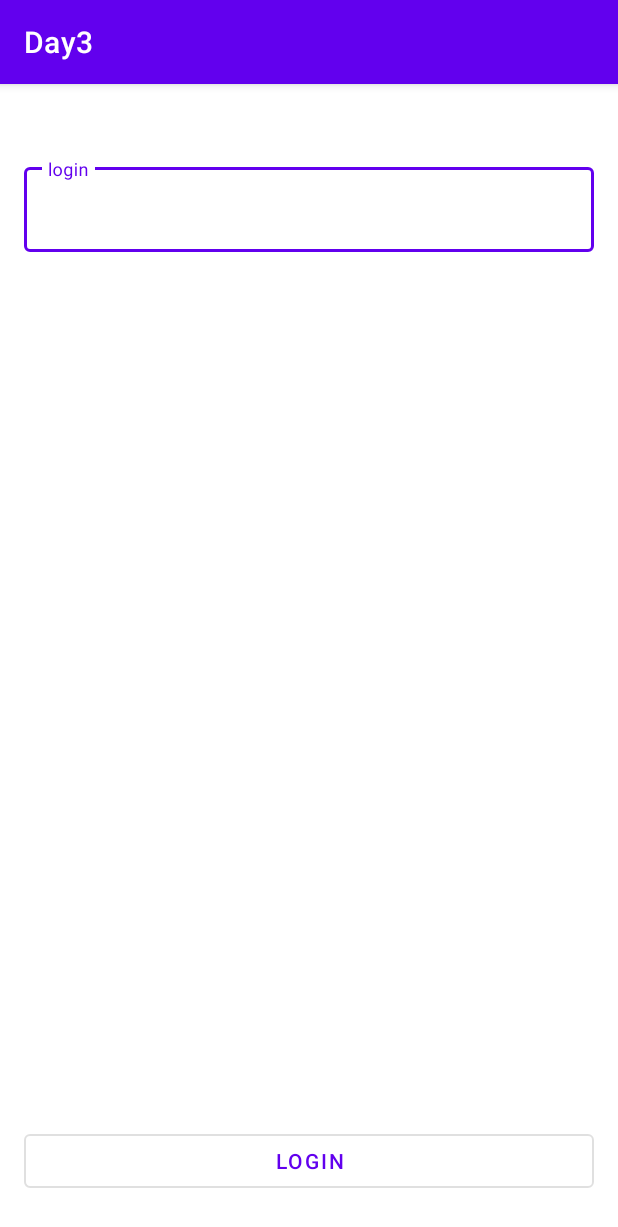
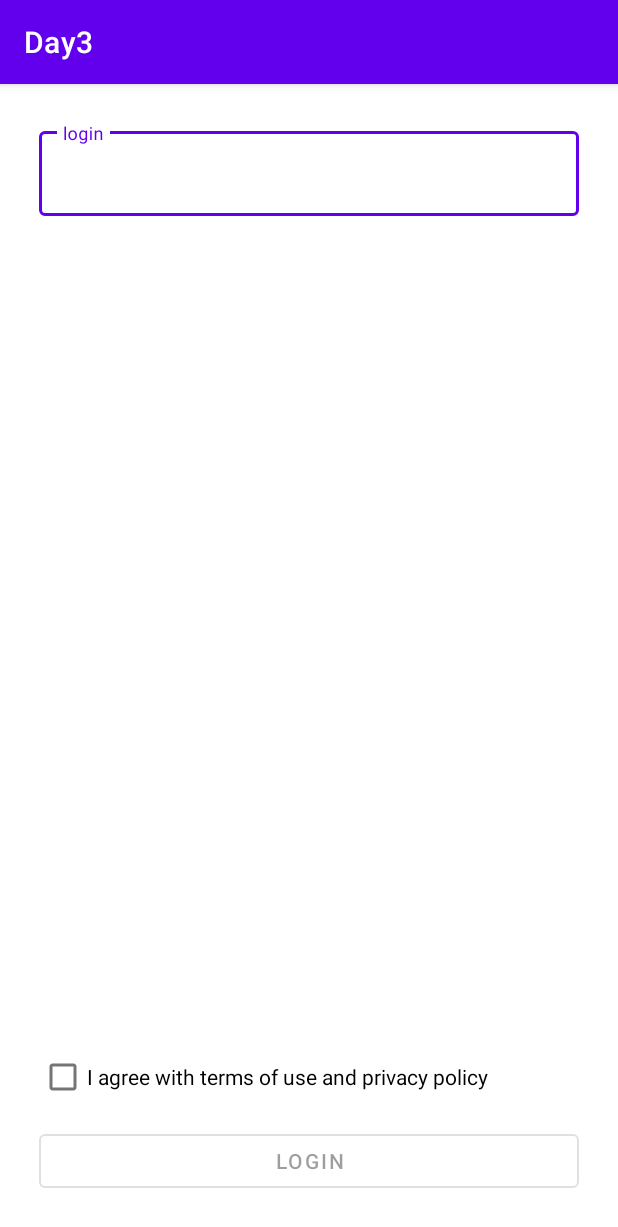
Before and after one commit to KhalidMuvahid/JavaKotlinAndroidLesson, an Android app: the screen it shows after launch (MainActivity), on a phone screen of 412 x 824 dp. Shown: the top 1227 px of the screen. Run offline under Robolectric (Android 15) with nearby library versions, the phone set to English and light mode, and no system bars.

Commit message:
AndroidLesson Day4

```diff
--- a/AndroidDays/Day3/app/src/main/java/com/example/day3/MainActivity.kt
+++ b/AndroidDays/Day3/app/src/main/java/com/example/day3/MainActivity.kt
@@ -3,12 +3,21 @@ package com.example.day3
 import android.graphics.Color
 import androidx.appcompat.app.AppCompatActivity
 import android.os.Bundle
+import android.os.Handler
+import android.os.Looper
 import android.text.Editable
 import android.text.TextWatcher
+import android.view.LayoutInflater
 import android.view.View
 import android.view.inputmethod.InputMethodManager
 import android.widget.Button
+import android.widget.CheckBox
+import android.widget.CompoundButton
+import android.widget.ImageButton
+import android.widget.LinearLayout
+import android.widget.ProgressBar
 import android.widget.Toast
+import com.google.android.material.bottomsheet.BottomSheetDialog
 import com.google.android.material.snackbar.Snackbar
 import com.google.android.material.textfield.TextInputEditText
 import com.google.android.material.textfield.TextInputLayout
@@ -16,44 +25,27 @@ import com.google.android.material.textfield.TextInputLayout
 class MainActivity : AppCompatActivity() {
 
 
-    lateinit var  textInputEditText:TextInputEditText;
-
-  /*  val textWatcher = object : MyTextWatcher() {
-
-        override fun afterTextChanged(s: Editable?) {
-            val input = s.toString()
-            if (input.endsWith("@g")){
-                val fullMail = "${input}mail.com"
-                setText("${input}mail.com")
-            }
-            val valid = android.util.Patterns.EMAIL_ADDRESS.matcher(input).matches()
-            textInputLayout.isErrorEnabled = !valid
-            val error = if (valid)"" else getString(R.string.invalid_email_message)
-            textInputLayout.error = error
-            if (valid) Toast.makeText(this@MainActivity,R.string.valid_email_message,Toast.LENGTH_SHORT).show()
-
-        }
-
-        private fun setText(text: String){
-        textInputEditText.removeTextChangedListener(textWatcher)
-        textInputEditText.setTextCorrectly(text)
-        }
-
-         fun TextInputEditText.setTextCorrectly(text:CharSequence){
-        setText(text)
-        setSelection(text.length)
-        }
-
-        textInputEditText.addTextChangedListener(textWatcher)
-
-    }*/
+    lateinit var  textInputEditText:TextInputEditText
 
     override fun onCreate(savedInstanceState: Bundle?) {
         super.onCreate(savedInstanceState)
         setContentView(R.layout.activity_main)
         val textInputLayout = findViewById<TextInputLayout>(R.id.inputTextLayout)
         textInputEditText = findViewById<TextInputEditText>(R.id.textInputEditText)
+        val checkBox = findViewById<CheckBox>(R.id.agree_checkbox)
         val logButton = findViewById<Button>(R.id.log_button)
+        val contentLayout = findViewById<LinearLayout>(R.id.content_layout)
+        val progressBarLayout = findViewById<LinearLayout>(R.id.progress_bar_layout)
+
+
+        logButton.isEnabled =false
+        checkBox.setOnCheckedChangeListener { _, isChecked ->
+            logButton.isEnabled = isChecked
+        }
+
+
+
+
 
         textInputEditText.listenerChanges {
             textInputLayout.isErrorEnabled = false
@@ -63,11 +55,26 @@ class MainActivity : AppCompatActivity() {
             hideKeyboard(textInputEditText)
             if (android.util.Patterns.EMAIL_ADDRESS.matcher(textInputEditText.text.toString()).matches()){
                 Snackbar.make(logButton,"go to postLogin",Snackbar.LENGTH_LONG).show()
+                contentLayout.visibility = View.GONE
+                progressBarLayout.visibility = View.VISIBLE
+                Handler(Looper.myLooper()!!).postDelayed({
+                    contentLayout.visibility = View.VISIBLE
+                    progressBarLayout.visibility = View.GONE
+                    val bottomSheetDialog= BottomSheetDialog(this)
+                    val view = LayoutInflater.from(this).inflate(R.layout.dialog,contentLayout,false)
+                    bottomSheetDialog.setCancelable(false)
+                    view.findViewById<ImageButton>(R.id.cancelBut).setOnClickListener { bottomSheetDialog.dismiss()}
+                    bottomSheetDialog.setContentView(view)
+                    bottomSheetDialog.show()
+                },3000)
             }else{
                 textInputLayout.isErrorEnabled = true
                 textInputLayout.error = getString(R.string.invalid_email_message)
             }
         }
+
+
+
 
 
     }
--- /dev/null
+++ b/AndroidDays/Day3/app/src/main/res/drawable/ic_baseline_close_24.xml
@@ -0,0 +1,5 @@
+<vector android:height="24dp" android:tint="#000000"
+    android:viewportHeight="24" android:viewportWidth="24"
+    android:width="24dp" xmlns:android="http://schemas.android.com/apk/res/android">
+    <path android:fillColor="@android:color/white" android:pathData="M19,6.41L17.59,5 12,10.59 6.41,5 5,6.41 10.59,12 5,17.59 6.41,19 12,13.41 17.59,19 19,17.59 13.41,12z"/>
+</vector>
--- a/AndroidDays/Day3/app/src/main/res/layout/activity_main.xml
+++ b/AndroidDays/Day3/app/src/main/res/layout/activity_main.xml
@@ -1,17 +1,38 @@
 <?xml version="1.0" encoding="utf-8"?>
-<LinearLayout xmlns:android="http://schemas.android.com/apk/res/android"
+<FrameLayout xmlns:android="http://schemas.android.com/apk/res/android"
+    android:layout_width="match_parent"
+    android:layout_height="match_parent"
+    android:padding="26dp"
+    >
+
+   <LinearLayout
+       android:id="@+id/progress_bar_layout"
+       android:layout_width="match_parent"
+       android:layout_height="match_parent"
+       android:visibility="gone"
+       android:gravity="center">
+
+       <ProgressBar
+           android:id="@+id/progress_bar"
+           android:layout_width="wrap_content"
+           android:layout_height="wrap_content"
+           android:visibility="visible" />
+
+   </LinearLayout>
+
+
+    <LinearLayout
+        android:id="@+id/content_layout"
         android:layout_width="match_parent"
         android:layout_height="match_parent"
         android:orientation="vertical">
+
 
         <com.google.android.material.textfield.TextInputLayout
             android:id="@+id/inputTextLayout"
             style="@style/Widget.MaterialComponents.TextInputLayout.OutlinedBox"
             android:layout_width="match_parent"
             android:layout_height="wrap_content"
-        android:layout_marginStart="16dp"
-        android:layout_marginEnd="16dp"
-        android:layout_marginTop="50dp"
             android:hint="login">
             <!--android:maxLines="3" textMultiLine-->
             <com.google.android.material.textfield.TextInputEditText
@@ -24,16 +45,22 @@
         <Space
             android:layout_width="match_parent"
             android:layout_height="0dp"
-        android:layout_weight="1"/>
+            android:layout_weight="1" />
+
+        <CheckBox
+            android:id="@+id/agree_checkbox"
+            android:layout_width="match_parent"
+            android:layout_height="wrap_content"
+            android:layout_marginBottom="8dp"
+            android:text="@string/privacy_policy" />
 
         <Button
             android:id="@+id/log_button"
+            style="@style/Widget.MaterialComponents.Button.OutlinedButton"
             android:layout_width="match_parent"
             android:layout_height="wrap_content"
-        android:layout_marginStart="16dp"
-        android:layout_marginEnd="16dp"
-        android:layout_marginBottom="26dp"
-        style="@style/Widget.MaterialComponents.Button.OutlinedButton"
             android:text="login" />
+    </LinearLayout>
 
-</LinearLayout>
+
+</FrameLayout>
--- a/AndroidDays/Day3/app/src/main/res/values/strings.xml
+++ b/AndroidDays/Day3/app/src/main/res/values/strings.xml
@@ -2,4 +2,7 @@
     <string name="app_name">Day3</string>
     <string name="invalid_email_message">Incorect email address please chexk it out</string>
     <string name="valid_email_message">Valid email address</string>
+    <string name="privacy_policy">I agree with terms of use and privacy policy</string>
+    <string name="warning">Warning!</string>
+    <string name="warning_message">Some thing go wrong.</string>
 </resources>
```
Also changed, not shown: AndroidDays/Day3/app/src/main/res/drawable/ic_baseline_warning_amber_24.xml (added, +7 -0 lines), AndroidDays/Day3/app/src/main/res/layout/dialog.xml (added, +49 -0 lines), AndroidDays/Day3/app/src/main/res/values/themes.xml (+9 -1 lines). Lines whose indentation alone changed are shown as unchanged.
